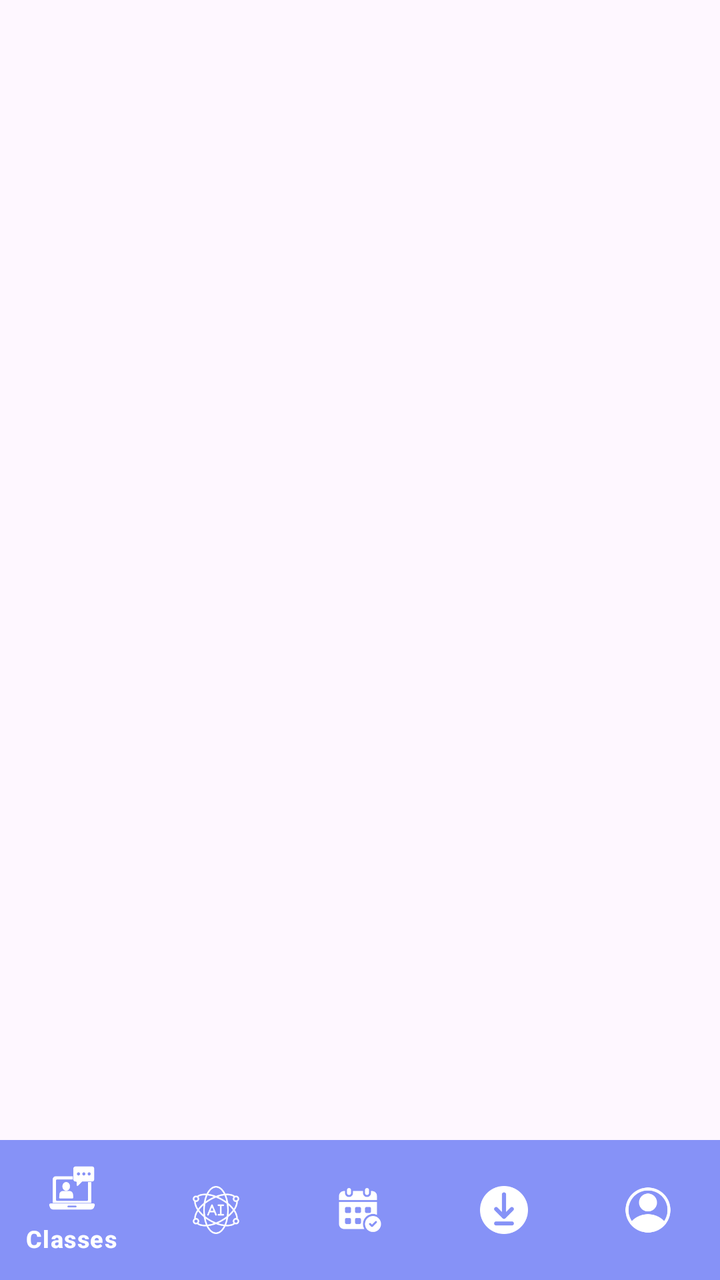
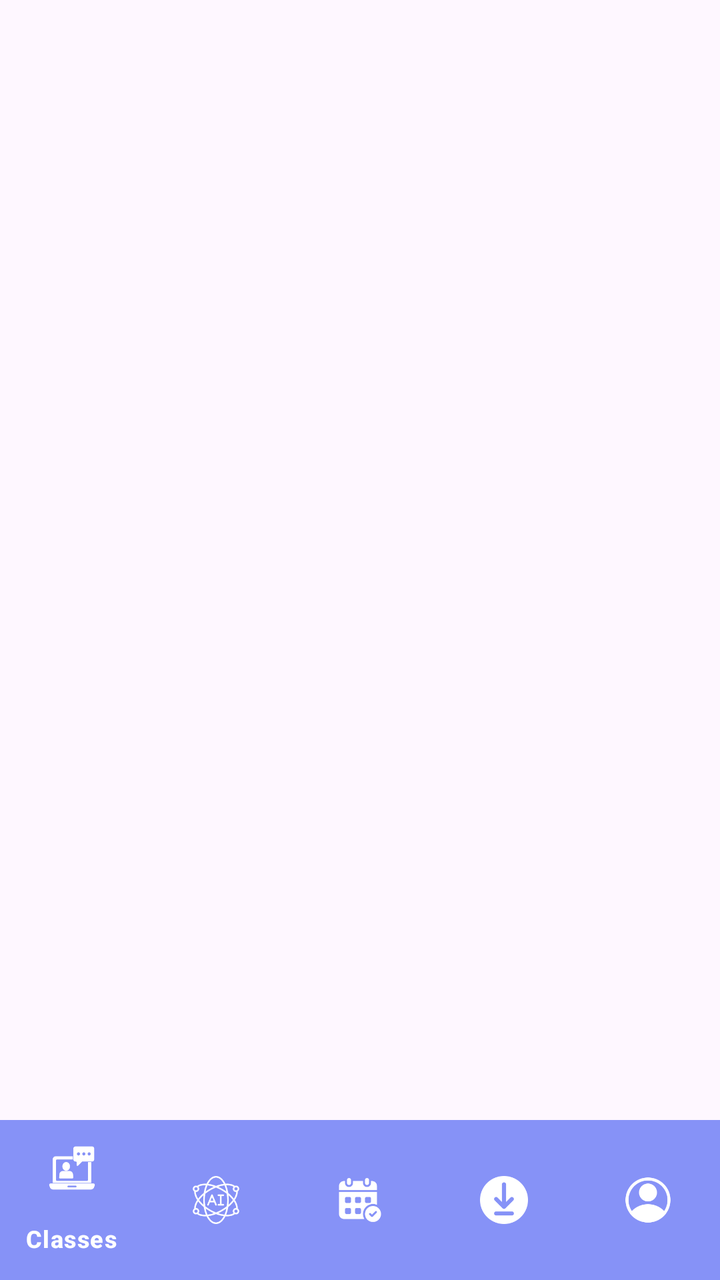

Compare the two renders of this Android layout. The source of the first and the diff that turns it into the second are given below.
<!-- AndroidManifest.xml: application theme Theme.TSTAR -->
<!-- res/layout/s_mainpage.xml -->
<?xml version="1.0" encoding="utf-8"?>
<androidx.drawerlayout.widget.DrawerLayout xmlns:android="http://schemas.android.com/apk/res/android"
    xmlns:app="http://schemas.android.com/apk/res-auto"
    xmlns:tools="http://schemas.android.com/tools"
    android:id="@+id/s_drawerLayout"
    android:layout_width="match_parent"
    android:layout_height="match_parent"
    tools:openDrawer="start"
    android:fitsSystemWindows="true">

    
    <androidx.constraintlayout.widget.ConstraintLayout
        android:layout_width="match_parent"
        android:layout_height="match_parent">

        
        <FrameLayout
            android:id="@+id/s_framelayout_mainpage"
            android:layout_width="match_parent"
            android:layout_height="0dp"
            android:layout_marginBottom="70dp"
            app:layout_constraintTop_toTopOf="parent"
            app:layout_constraintStart_toStartOf="parent"
            app:layout_constraintEnd_toEndOf="parent"
            app:layout_constraintBottom_toTopOf="@id/s_bottom_nav"/>

        
        <com.google.android.material.bottomnavigation.BottomNavigationView
            android:id="@+id/s_bottom_nav"
            android:layout_width="0dp"
            android:layout_height="70dp"
            app:menu="@menu/s_bottom_navigation_bar"
            android:background="@color/Lavender"
            app:itemIconTint="@color/white"
            app:itemTextColor="@color/white"
            app:itemBackground="@color/Lavender"
            app:layout_constraintBottom_toBottomOf="parent"
            app:layout_constraintStart_toStartOf="parent"
            app:layout_constraintEnd_toEndOf="parent" />

    </androidx.constraintlayout.widget.ConstraintLayout>

    
    <com.google.android.material.navigation.NavigationView
        android:id="@+id/s_navigationView"
        android:layout_width="300dp"
        android:layout_height="match_parent"
        android:layout_gravity="start"
        android:background="@android:color/white"
        app:headerLayout="@layout/s_drawer_header"
        app:menu="@menu/drawer_menu" />

</androidx.drawerlayout.widget.DrawerLayout>
<!-- res/layout/s_drawer_header.xml (included above) -->
<?xml version="1.0" encoding="utf-8"?>
<LinearLayout xmlns:android="http://schemas.android.com/apk/res/android"
    xmlns:app="http://schemas.android.com/apk/res-auto"
    android:layout_width="match_parent"
    android:layout_height="200dp"
    xmlns:tools="http://schemas.android.com/tools"
    android:background="@drawable/header_gradient"
    android:orientation="vertical"
    android:padding="20dp"
    android:gravity="bottom">

    <ImageView
        android:id="@+id/imgProfile"
        android:layout_width="70dp"
        android:layout_height="70dp"
        android:padding="2dp"
        android:layout_gravity="center"
        android:scaleType="centerCrop"
        android:src="@drawable/tprofile"
        app:tint="@color/white" />

    <TextView
        android:id="@+id/tvTeacherName"
        android:layout_width="wrap_content"
        android:layout_height="wrap_content"
        android:text="Student Name"
        android:textColor="@color/white"
        android:textSize="18sp"
        android:layout_gravity="center"
        android:paddingTop="10dp"
        android:textStyle="bold" />

    <TextView
        android:id="@+id/tvTeacherEmail"
        android:layout_width="wrap_content"
        android:layout_height="wrap_content"
        android:text="student@gmail.com"
        android:layout_gravity="center"
        android:textColor="@android:color/white"
        android:textSize="14sp" />

</LinearLayout>
<!-- resources referenced by this layout -->
<resources>
  <color name="Lavender">#8692f7</color>
  <color name="white">#FFFFFF</color>
  <!-- drawable header_gradient (drawable) -->
  <?xml version="1.0" encoding="utf-8"?>
  <shape xmlns:android="http://schemas.android.com/apk/res/android"
      android:shape="rectangle">
      <gradient
          android:startColor="@color/maroon_variant"
          android:endColor="@color/maroon_dark"
          android:angle="270"/>
  </shape>
  <!-- drawable tprofile: png bitmap (drawable, 16459 bytes) -->
  <style name="Theme.TSTAR" parent="Base.Theme.TSTAR" />
  <color name="maroon_variant">#8692f7</color>
  <color name="maroon_dark">#8692f7</color>
  <style name="Base.Theme.TSTAR" parent="Theme.Material3.DayNight.NoActionBar">
          
          
      </style>
</resources>

<!-- the commit's change to res/layout/s_mainpage.xml (unified diff, before → after) -->
@@ -18,17 +18,17 @@
             android:id="@+id/s_framelayout_mainpage"
             android:layout_width="match_parent"
             android:layout_height="0dp"
-            android:layout_marginBottom="70dp"
             app:layout_constraintTop_toTopOf="parent"
             app:layout_constraintStart_toStartOf="parent"
             app:layout_constraintEnd_toEndOf="parent"
             app:layout_constraintBottom_toTopOf="@id/s_bottom_nav"/>
 
+
         
         <com.google.android.material.bottomnavigation.BottomNavigationView
             android:id="@+id/s_bottom_nav"
             android:layout_width="0dp"
-            android:layout_height="70dp"
+            android:layout_height="80dp"
             app:menu="@menu/s_bottom_navigation_bar"
             android:background="@color/Lavender"
             app:itemIconTint="@color/white"
